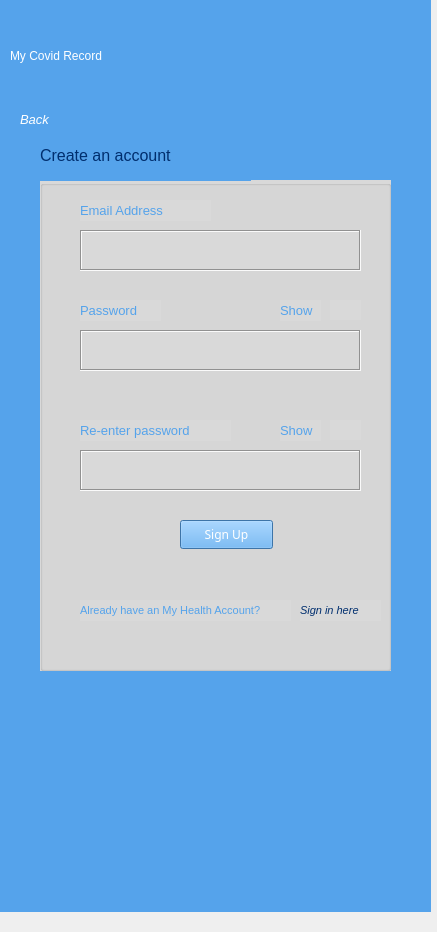
Old version of the form MyCovidRecord/mainwindow.ui in the repository Maryrosey15/MyCovidRecord.
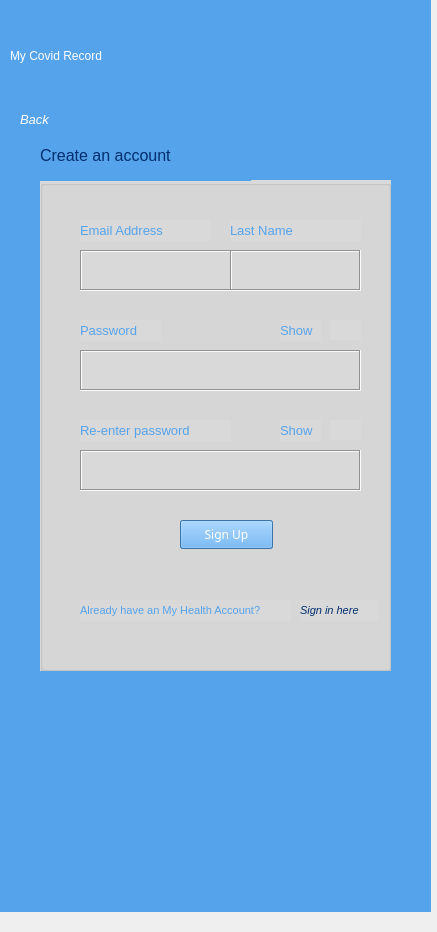
New version of the form. The open tabs and pages were chosen to show the change. Icons and pictures are not drawn.

Commit message: added sign up process

What changed in the file:
```diff
--- a/MyCovidRecord/mainwindow.ui
+++ b/MyCovidRecord/mainwindow.ui
@@ -1708,7 +1708,7 @@
        <property name="geometry">
         <rect>
          <x>40</x>
-         <y>50</y>
+         <y>70</y>
          <width>281</width>
          <height>41</height>
         </rect>
@@ -1725,7 +1725,7 @@
        <property name="geometry">
         <rect>
          <x>40</x>
-         <y>20</y>
+         <y>40</y>
          <width>131</width>
          <height>21</height>
         </rect>
@@ -1742,7 +1742,7 @@
        <property name="geometry">
         <rect>
          <x>40</x>
-         <y>120</y>
+         <y>140</y>
          <width>81</width>
          <height>21</height>
         </rect>
@@ -1759,7 +1759,7 @@
        <property name="geometry">
         <rect>
          <x>40</x>
-         <y>150</y>
+         <y>170</y>
          <width>281</width>
          <height>41</height>
         </rect>
@@ -1776,11 +1776,15 @@
        <property name="geometry">
         <rect>
          <x>290</x>
-         <y>120</y>
+         <y>140</y>
          <width>31</width>
          <height>20</height>
         </rect>
        </property>
+       <property name="styleSheet">
+        <string notr="true">font: 700 16pt &quot;Fira Sans&quot;;
+color: rgb(85, 163, 235);</string>
+       </property>
        <property name="text">
         <string>&lt;html&gt;&lt;head/&gt;&lt;body&gt;&lt;p&gt;&lt;img src=&quot;:/IconsAndImages/eye.png&quot;/&gt;&lt;/p&gt;&lt;/body&gt;&lt;/html&gt;</string>
        </property>
@@ -1789,7 +1793,7 @@
        <property name="geometry">
         <rect>
          <x>240</x>
-         <y>120</y>
+         <y>140</y>
          <width>41</width>
          <height>21</height>
         </rect>
@@ -1824,7 +1828,7 @@
 color: rgb(255, 255, 255);</string>
        </property>
        <property name="text">
-        <string>Sign Up</string>
+        <string>Next &gt;&gt;</string>
        </property>
       </widget>
       <widget class="QLabel" name="dontHaveAccountLabel_3">
@@ -1849,7 +1853,7 @@
         <rect>
          <x>260</x>
          <y>420</y>
-         <width>81</width>
+         <width>78</width>
          <height>21</height>
         </rect>
        </property>
@@ -1925,6 +1929,81 @@
         <string>&lt;html&gt;&lt;head/&gt;&lt;body&gt;&lt;p&gt;&lt;img src=&quot;:/IconsAndImages/eye.png&quot;/&gt;&lt;/p&gt;&lt;/body&gt;&lt;/html&gt;</string>
        </property>
       </widget>
+      <widget class="QTextEdit" name="lastNameTextEdit">
+       <property name="geometry">
+        <rect>
+         <x>190</x>
+         <y>70</y>
+         <width>131</width>
+         <height>41</height>
+        </rect>
+       </property>
+       <property name="styleSheet">
+        <string notr="true">border-color: rgb(0, 0, 0);
+background-color: rgb(217, 217, 217);</string>
+       </property>
+       <property name="frameShape">
+        <enum>QFrame::Box</enum>
+       </property>
+      </widget>
+      <widget class="QLabel" name="lastNameAddLabel">
+       <property name="geometry">
+        <rect>
+         <x>190</x>
+         <y>40</y>
+         <width>131</width>
+         <height>21</height>
+        </rect>
+       </property>
+       <property name="styleSheet">
+        <string notr="true">font: 700 16pt &quot;Fira Sans&quot;;
+color: rgb(85, 163, 235);</string>
+       </property>
+       <property name="text">
+        <string>&lt;html&gt;&lt;head/&gt;&lt;body&gt;&lt;p&gt;&lt;span style=&quot; font-size:10pt; font-weight:400;&quot;&gt;Last Name&lt;/span&gt;&lt;/p&gt;&lt;/body&gt;&lt;/html&gt;</string>
+       </property>
+      </widget>
+      <widget class="QPushButton" name="signUpButton_3">
+       <property name="geometry">
+        <rect>
+         <x>140</x>
+         <y>340</y>
+         <width>93</width>
+         <height>29</height>
+        </rect>
+       </property>
+       <property name="font">
+        <font>
+         <family>Fira Sans</family>
+        </font>
+       </property>
+       <property name="autoFillBackground">
+        <bool>false</bool>
+       </property>
+       <property name="styleSheet">
+        <string notr="true">background-color: rgb(85, 163, 235);
+color: rgb(255, 255, 255);</string>
+       </property>
+       <property name="text">
+        <string>Sign Up</string>
+       </property>
+      </widget>
+      <zorder>signUpButton_2</zorder>
+      <zorder>emailAddTextEdit_6</zorder>
+      <zorder>emailAddLabel_5</zorder>
+      <zorder>passwordLabel_6</zorder>
+      <zorder>passwordTextEdit_7</zorder>
+      <zorder>eyeIconLabel_6</zorder>
+      <zorder>showLabel_6</zorder>
+      <zorder>dontHaveAccountLabel_3</zorder>
+      <zorder>signUpHereLable_3</zorder>
+      <zorder>passwordLabel_4</zorder>
+      <zorder>passwordTextEdit_6</zorder>
+      <zorder>showLabel_4</zorder>
+      <zorder>eyeIconLabel_4</zorder>
+      <zorder>lastNameTextEdit</zorder>
+      <zorder>lastNameAddLabel</zorder>
+      <zorder>signUpButton_3</zorder>
      </widget>
      <widget class="QLabel" name="myCovidRecordLabel_5">
       <property name="geometry">
```
Left out of the diff: 48 changed lines with no effect on the pictures. The commit also changes 4 other files.
